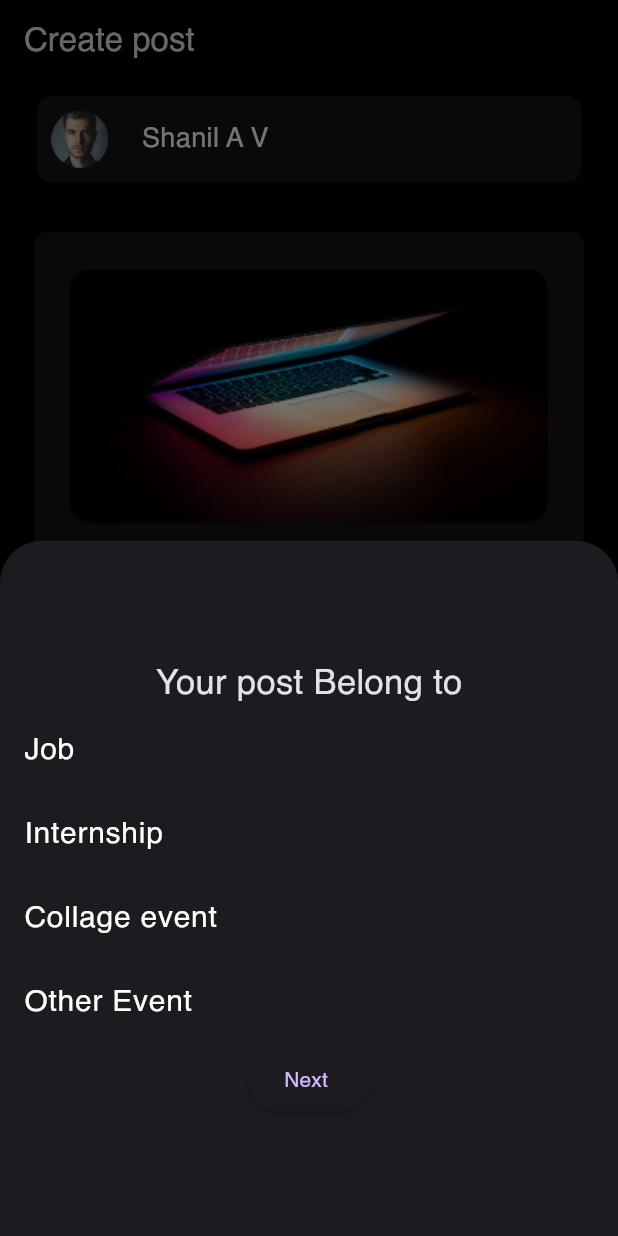
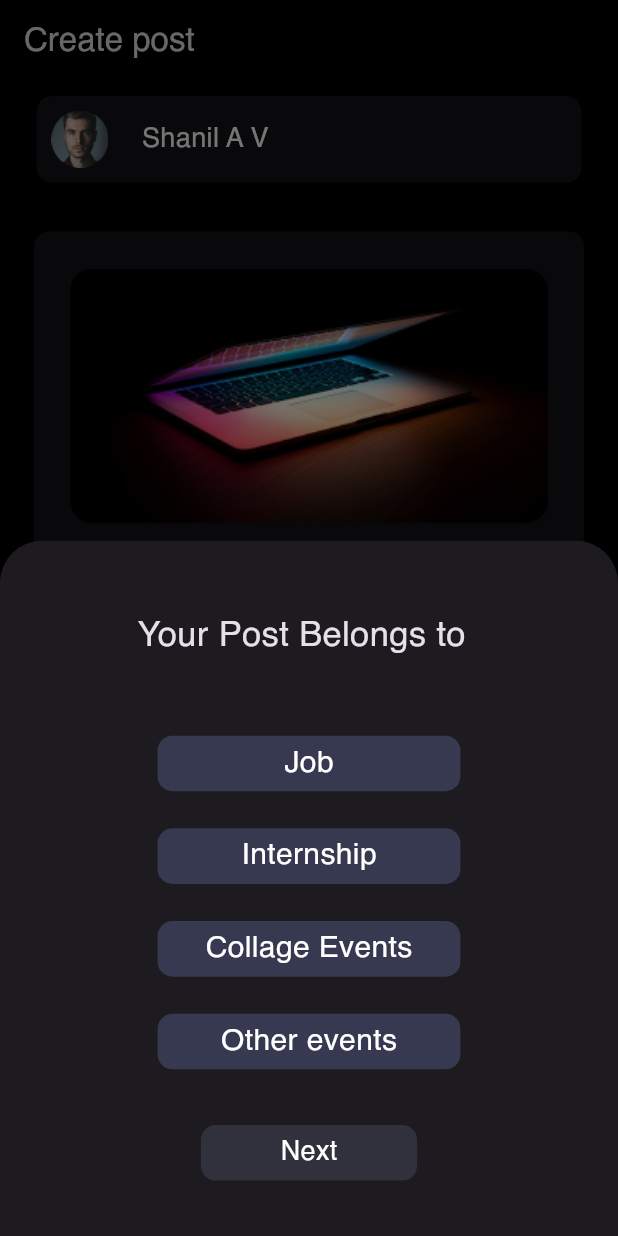
Before and after one commit to angathjr/Alma-FrontEnd, a Flutter app: the postScreen screen opened directly, after a tap on "next", on a phone screen of 412 x 824 dp. Run offline on Flutter 3.47's test engine with Material 2 defaults, Android fonts, the light colour scheme and no system bars; our stand-ins replace firebase_core, get, get_storage, google_sign_in, table_calendar; accounts and stored records are empty; statements that could not run were skipped.

Commit message:
modified postScreen

```diff
--- a/lib/Post/views/postScreen.dart
+++ b/lib/Post/views/postScreen.dart
@@ -1,6 +1,6 @@
-import 'dart:ui';
 
 import 'package:flutter/material.dart';
+import 'package:get/get.dart';
 
 class postScreen extends StatelessWidget {
   const postScreen({super.key});
@@ -17,8 +17,7 @@ class postScreen extends StatelessWidget {
         backgroundColor: Colors.black,
         title: const Text('Create post'),
       ),
-      body: SingleChildScrollView(
-        child: Padding(
+      body: Padding(
         padding: EdgeInsets.symmetric(horizontal: width * 0.04),
         child: Column(
           children: [
@@ -58,7 +57,7 @@ class postScreen extends StatelessWidget {
             ),
             Container(
               width: width * .89,
-                height: height * .665,
+              height: height * .485,
               decoration: const BoxDecoration(
                 borderRadius: BorderRadius.all(Radius.circular(10)),
                 color: Color(0xff13141B),
@@ -83,7 +82,7 @@ class postScreen extends StatelessWidget {
                   ),
                   Padding(
                     padding:
-                          const EdgeInsets.fromLTRB(250.0, 260.0, 20.0, 20),
+                        const EdgeInsets.fromLTRB(250.0, 105.0, 20.0, 20),
                     child: Container(
                         width: width * .2,
                         height: height * .04,
@@ -91,16 +90,8 @@ class postScreen extends StatelessWidget {
                           borderRadius: BorderRadius.all(Radius.circular(10)),
                           color: Color.fromARGB(255, 30, 31, 42),
                         ),
-                          child: Column(
-                            children: [
-                              SizedBox(
-                                height: width * 0.02,
+                        child: Icon(Icons.add_to_photos_outlined),
                         ),
-                              Image.asset(
-                                'assets/images/ADD.png',
-                              ),
-                            ],
-                          )),
                   )
                 ],
               ),
@@ -116,70 +107,146 @@ class postScreen extends StatelessWidget {
                 color: Color(0xff13141B),
               ),
               child: ElevatedButton(
+
                 child: const Text('next'),
                 onPressed: () {
                   showModalBottomSheet<void>(
-
                     context: context,
                     builder: (BuildContext context) {
                       return SizedBox(
-                          height: 700,
                         child: Center(
                           child: Column(
                             mainAxisAlignment: MainAxisAlignment.center,
                             mainAxisSize: MainAxisSize.min,
                             children: <Widget>[
-                                const Text(
-                                  'Your post Belong to',
+                              const Padding(
+                                padding: EdgeInsets.fromLTRB(20, 10, 30, 50),
+                                child: Text(
+                                  'Your Post Belongs to',
                                   style: TextStyle(fontSize: 23),
                                 ),
-                                ListTile(
-                                  title: const Text(
-                                    'Job',
+                              ),
+                              InkWell(
+                                onTap: () {
+                                  Get.toNamed('/job-description');
+                                },
+                                child: Container(
+                                  alignment: Alignment.center,
+                                  width: width * .49,
+                                  height: height * .045,
+                                  decoration: const BoxDecoration(
+                                    borderRadius:
+                                        BorderRadius.all(Radius.circular(10)),
+                                    color: Color.fromARGB(255, 54, 57, 79),
+                                  ),
+                                  child: const Text(
+                                    "Job",
                                     style: TextStyle(
-                                        color: Colors.white, fontSize: 20),
+                                      color: Colors.white,
+                                      fontSize: 20,
                                     ),
+                                  ),
+                                ),
+                              ),
+                              SizedBox(
+                                height: width * 0.06,
+                              ),
+                              InkWell(
                                 onTap: () {
-                                    // Update the state of the app.
-                                    // ...
+                                  Get.toNamed('/internship-description');
                                 },
+                                child: Container(
+                                  alignment: Alignment.center,
+                                  width: width * .49,
+                                  height: height * .045,
+                                  decoration: const BoxDecoration(
+                                    borderRadius:
+                                        BorderRadius.all(Radius.circular(10)),
+                                    color: Color.fromARGB(255, 54, 57, 79),
                                   ),
-                                ListTile(
-                                  title: const Text(
-                                    'Internship',
+                                  child: const Text(
+                                    "Internship",
                                     style: TextStyle(
-                                        color: Colors.white, fontSize: 20),
+                                      color: Colors.white,
+                                      fontSize: 20,
                                     ),
+                                  ),
+                                ),
+                              ),
+                              SizedBox(
+                                height: width * 0.06,
+                              ),
+                              InkWell(
                                 onTap: () {
-                                    // Update the state of the app.
-                                    // ...
+                                  Get.toNamed('/job-description');
                                 },
+                                child: Container(
+                                  alignment: Alignment.center,
+                                  width: width * .49,
+                                  height: height * .045,
+                                  decoration: const BoxDecoration(
+                                    borderRadius:
+                                        BorderRadius.all(Radius.circular(10)),
+                                    color: Color.fromARGB(255, 54, 57, 79),
                                   ),
-                                ListTile(
-                                  title: const Text(
-                                    'Collage event',
+                                  child: const Text(
+                                    "Collage Events",
                                     style: TextStyle(
-                                        color: Colors.white, fontSize: 20),
+                                      color: Colors.white,
+                                      fontSize: 20,
                                     ),
+                                  ),
+                                ),
+                              ),
+                              SizedBox(
+                                height: width * 0.06,
+                              ),
+                              InkWell(
                                 onTap: () {
-                                    // Update the state of the app.
-                                    // ...
+                                  Get.toNamed('/job-description');
                                 },
+                                child: Container(
+                                  alignment: Alignment.center,
+                                  width: width * .49,
+                                  height: height * .045,
+                                  decoration: const BoxDecoration(
+                                    borderRadius:
+                                        BorderRadius.all(Radius.circular(10)),
+                                    color: Color.fromARGB(255, 54, 57, 79),
                                   ),
-                                ListTile(
-                                  title: const Text(
-                                    'Other Event',
+                                  child: const Text(
+                                    "Other events",
                                     style: TextStyle(
-                                        color: Colors.white, fontSize: 20),
+                                      color: Colors.white,
+                                      fontSize: 20,
                                     ),
+                                  ),
+                                ),
+                              ),
+                              SizedBox(
+                                height: width * 0.09,
+                              ),
+                              InkWell(
                                 onTap: () {
-                                    // Update the state of the app.
-                                    // ...
+                                  Get.toNamed('/job-description');
                                 },
+                                child: Container(
+                                  alignment: Alignment.center,
+                                  width: width * .35,
+                                  height: height * .045,
+                                  decoration: const BoxDecoration(
+                                    borderRadius:
+                                        BorderRadius.all(Radius.circular(10)),
+                                    color: Color.fromARGB(255, 48, 49, 61),
                                   ),
-                                ElevatedButton(
-                                  child: const Text('Next '),
-                                  onPressed: () => Navigator.pop(context),
+                                  child: const Text(
+                                    "Next",
+                                    style: TextStyle(
+                                      color: Colors.white,
+                                      fontSize: 18,
+                                    ),
+                                  ),
+                                ),
                               ),
                             ],
                           ),
@@ -193,7 +260,6 @@ class postScreen extends StatelessWidget {
           ],
         ),
       ),
-      ),
     );
   }
 }
--- a/lib/feed/views/feedScreen.dart
+++ b/lib/feed/views/feedScreen.dart
@@ -1,5 +1,6 @@
 import 'package:alma/core/constants.dart';
 import 'package:flutter/material.dart';
+import 'package:get/get.dart';
 
 class FeedPage extends StatelessWidget {
   const FeedPage({Key? key}) : super(key: key);
@@ -225,8 +226,7 @@ class NavigationDrawer extends StatelessWidget {
                 style: TextStyle(color: Colors.white, fontSize: 22),
               ),
               onTap: () {
-                // Update the state of the app.
-                // ...
+                 Get.toNamed('/calender-page');
               },
             ),
             ListTile(
@@ -235,8 +235,7 @@ class NavigationDrawer extends StatelessWidget {
                 style: TextStyle(color: Colors.white, fontSize: 22),
               ),
               onTap: () {
-                // Update the state of the app.
-                // ...
+                 Get.toNamed('/job-page');
               },
             ),
             ListTile(
@@ -245,8 +244,7 @@ class NavigationDrawer extends StatelessWidget {
                 style: TextStyle(color: Colors.white, fontSize: 22),
               ),
               onTap: () {
-                // Update the state of the app.
-                // ...
+                 Get.toNamed('/internship-page');
               },
             ),
           ],
--- a/lib/main.dart
+++ b/lib/main.dart
@@ -1,10 +1,17 @@
+import 'package:alma/Internship/views/InternshipScreen.dart';
 import 'package:alma/Navbar/views/navbar.dart';
+import 'package:alma/Post/views/InternshipDescriptionScreen.dart';
+import 'package:alma/Post/views/JobDescriptionScreen.dart';
+import 'package:alma/Post/views/postScreen.dart';
+import 'package:alma/eventCalendar/views/calendar_screen.dart';
+import 'package:alma/jobs/views/JobScreen.dart';
 import 'package:alma/profile/views/profileEditScreen.dart';
 import 'package:alma/profile/views/profileScreen.dart';
 import 'package:alma/registration/views/alumni_profile_screen.dart';
 import 'package:alma/registration/views/user_selection_screen.dart';
 import 'package:alma/registration/views/staff_profile_screen.dart';
 import 'package:alma/registration/views/student_profile_screen.dart';
+import 'package:alma/search/views/searchScreen.dart';
 import 'package:firebase_core/firebase_core.dart';
 import 'package:flutter/material.dart';
 import 'package:get/get.dart';
@@ -34,20 +41,25 @@ class MyApp extends StatelessWidget {
         useMaterial3: true,
         fontFamily: 'Helvetica',
       ),
-      home: ProfileEditScreen(),
-      getPages: [
-        GetPage(
-            name: '/',
-            page: () => storage.hasData('authToken')
-                ? storage.read('isVerified') ?? false
-                    ? NavBarPage()
-                    : UserSelectionScreen()
-                : LoginScreen()),
-        GetPage(name: '/login', page: () => LoginScreen()),
-        GetPage(name: '/alumni-profile', page: () => AlumniProfileScreen()),
-        GetPage(name: '/staff-profile', page: () => StaffProfileScreen()),
-        GetPage(name: '/student-profile', page: () => StudentProfileScreen()),
-      ],
+      home: SearchPage(),
+    //  getPages: [
+       // GetPage(
+         //   name: '/',
+        //    page: () => storage.hasData('authToken')
+        //        ? storage.read('isVerified') ?? false
+        //            ? NavBarPage()
+        //            : UserSelectionScreen()
+        //        : LoginScreen()),
+      //  GetPage(name: '/login', page: () => LoginScreen()),
+       // GetPage(name: '/alumni-profile', page: () => AlumniProfileScreen()),
+       // GetPage(name: '/staff-profile', page: () => StaffProfileScreen()),
+       // GetPage(name: '/student-profile', page: () => StudentProfileScreen()),
+       // GetPage(name: '/job-description', page: () => JobDescriptionScreen()),
+       // GetPage(name: '/internship-description', page: () => InternshipDescriptionScreen()),
+      //  GetPage(name: '/calender-page', page: () => CalendarScreen()),
+      //  GetPage(name: '/job-page', page: () => JobScreen()),
+       // GetPage(name: '/internship-page', page: () => InternshipScreen()),
+    //  ],
     );
   }
 }
```
Lines whose indentation alone changed are shown as unchanged.
